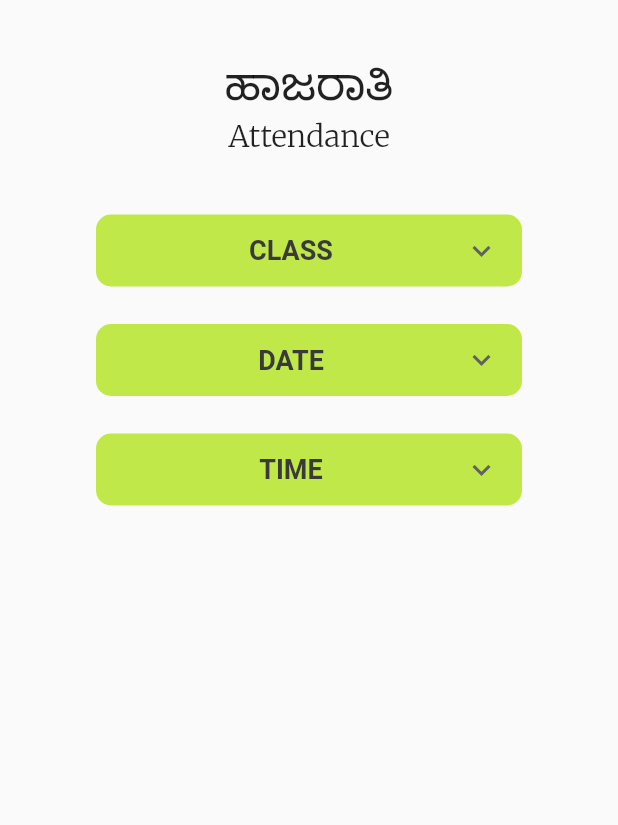
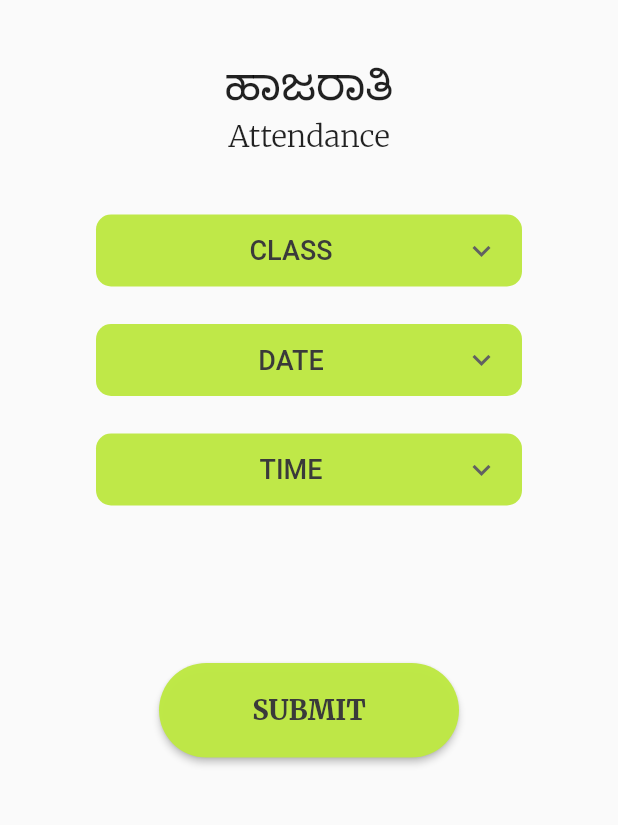
Before and after one commit to johnabhishektg/kcrss, a Flutter app: the MainMenu screen opened directly, after a tap on "ಹಾಜರಾತಿ", on a phone screen of 412 x 824 dp, the part 150-975 px from its top. Run offline on Flutter 3.47's test engine with Material 2 defaults, Android fonts, the phone set to English and light mode, and no system bars; our stand-ins replace google_fonts.

Commit message:
fixing the routing

```diff
--- a/lib/main.dart
+++ b/lib/main.dart
@@ -1,5 +1,7 @@
 import 'package:flutter/material.dart';
 import 'package:flutter/services.dart';
+import 'package:kcrss/screens/homepage/attendance.dart';
+import 'package:kcrss/screens/main_menu.dart';
 import '../screens/welcome.dart';
 import 'package:google_fonts/google_fonts.dart';
 
--- a/lib/screens/attandance.dart
+++ b/lib/screens/homepage/attendance.dart
@@ -1,6 +1,7 @@
 import 'package:flutter/material.dart';
-import '../constants/colors.dart';
-import '../widgets/nav_header.dart';
+import 'package:kcrss/screens/homepage/attendance_list.dart';
+import '../../constants/colors.dart';
+import '../../widgets/nav_header.dart';
 
 const List<String> classList = <String>['CLASS', '6th', '7th', '8th', '9th'];
 const List<String> dateList = <String>['DATE', '6th', '7th', '8th', '9th'];
@@ -90,7 +91,7 @@ class _AttandanceState extends State<ClassAttandance> {
                     dropdownColor: darkLime,
                     style: const TextStyle(
                       color: tdBlack,
-                      fontWeight: FontWeight.w600,
+                      fontWeight: FontWeight.w500,
                       fontSize: 18,
                     ),
                     //alignment: Alignment.center,
@@ -131,7 +132,7 @@ class _AttandanceState extends State<ClassAttandance> {
                     dropdownColor: darkLime,
                     style: const TextStyle(
                       color: tdBlack,
-                      fontWeight: FontWeight.w600,
+                      fontWeight: FontWeight.w500,
                       fontSize: 18,
                     ),
                     //alignment: Alignment.center,
@@ -172,7 +173,7 @@ class _AttandanceState extends State<ClassAttandance> {
                     dropdownColor: darkLime,
                     style: const TextStyle(
                       color: tdBlack,
-                      fontWeight: FontWeight.w600,
+                      fontWeight: FontWeight.w500,
                       fontSize: 18,
                     ),
                     //alignment: Alignment.center,
@@ -192,7 +193,42 @@ class _AttandanceState extends State<ClassAttandance> {
                   ),
                 ),
               ),
+
+              Container(
+                padding: EdgeInsets.only(top: 80),
+                child: ElevatedButton(
+                  onPressed: () {
+                    Navigator.push(
+                      context,
+                      MaterialPageRoute(
+                          builder: (context) => const AttendanceList()),
+                    );
+                  },
+                  style: ButtonStyle(
+                    backgroundColor: MaterialStateProperty.all(darkLime),
+                    foregroundColor: MaterialStateProperty.all(tdBlack),
+                    padding: MaterialStateProperty.all(
+                      EdgeInsets.all(20),
+                    ),
+                    shape: MaterialStateProperty.all(
+                      RoundedRectangleBorder(
+                          borderRadius: BorderRadius.circular(50)),
+                    ),
+                    minimumSize: MaterialStateProperty.all(const Size(200, 30)),
+                  ),
+                  child: Text(
+                    "SUBMIT",
+                    textAlign: TextAlign.center,
+                    style: TextStyle(
+                      fontSize: 18,
+                      fontWeight: FontWeight.w800,
+                    ),
+                  ),
+                ),
+              ),
             ],
+
+            //SUBMIT
           ),
         ],
       ),
--- /dev/null
+++ b/lib/screens/homepage/attendance_list.dart
@@ -0,0 +1,20 @@
+import 'package:flutter/material.dart';
+import 'package:flutter/src/widgets/framework.dart';
+import 'package:flutter/src/widgets/placeholder.dart';
+
+import '../../widgets/nav_header.dart';
+
+class AttendanceList extends StatelessWidget {
+  const AttendanceList({super.key});
+
+  @override
+  Widget build(BuildContext context) {
+    return Scaffold(
+      appBar: PreferredSize(
+        preferredSize: Size.fromHeight(100),
+        child: NavHeader(context),
+      ),
+      body: Container(),
+    );
+  }
+}
--- a/lib/screens/main_menu.dart
+++ b/lib/screens/main_menu.dart
@@ -1,6 +1,5 @@
 import 'package:flutter/material.dart';
 import 'package:kcrss/widgets/home_button.dart';
-import '../screens/attandance.dart';
 import '../constants/colors.dart';
 import '../widgets/nav_header.dart';
 import '../widgets/title_header.dart';
@@ -12,11 +11,11 @@ class MainMenu extends StatelessWidget {
   Widget build(BuildContext context) {
     return Scaffold(
       appBar: PreferredSize(
-        preferredSize: Size.fromHeight(100),
+        preferredSize: const Size.fromHeight(100),
         child: NavHeader(context),
       ),
       body: Container(
-        padding: EdgeInsets.all(20),
+        padding: const EdgeInsets.all(20),
         alignment: Alignment.topCenter,
         child: Column(
           mainAxisAlignment: MainAxisAlignment.center,
@@ -41,6 +40,7 @@ class MainMenu extends StatelessWidget {
                   textColor: tdBlack,
                   engText: 'Attendance',
                   kanText: 'ಹಾಜರಾತಿ',
+                  pressBtn: 'attendance',
                 ),
 
                 // PROGRESS REPORT
@@ -48,16 +48,18 @@ class MainMenu extends StatelessWidget {
                   bgColor: red,
                   textColor: tdBlack,
                   engText: 'Progress Report',
-                    kanText: 'ಪ್ರಗತಿ ಪತ್ರ'),
+                  kanText: 'ಪ್ರಗತಿ ಪತ್ರ',
+                  pressBtn: 'progress',
+                ),
 
                 // GALLERY
                 HomeBtn(
                   bgColor: violet,
                   textColor: tdBlack,
                   engText: 'Gallery',
-                    kanText: 'ಗ್ಯಾಲರಿ'),
-//                 "ಗ್ಯಾಲರಿ"
-// "Gallery"
+                  kanText: 'ಗ್ಯಾಲರಿ',
+                  pressBtn: 'gallery',
+                ),
               ],
             ),
           ],
--- a/lib/widgets/home_button.dart
+++ b/lib/widgets/home_button.dart
@@ -1,19 +1,21 @@
 import 'package:flutter/material.dart';
 import '../constants/colors.dart';
-import '../screens/attandance.dart';
+import '../screens/homepage/attendance.dart';
 
 class HomeBtn extends StatelessWidget {
   final Color bgColor;
   final Color textColor;
   final String engText;
   final String kanText;
+  String pressBtn;
 
-  const HomeBtn({
+  HomeBtn({
     super.key,
     required this.bgColor,
     required this.textColor,
     required this.engText,
     required this.kanText,
+    required this.pressBtn,
   });
 
   @override
@@ -22,14 +24,17 @@ class HomeBtn extends StatelessWidget {
       padding: EdgeInsets.only(top: 32),
       child: ElevatedButton(
         onPressed: () {
-          Navigator.push(
-            context,
-            MaterialPageRoute(builder: (context) => const Attendance()),
-          );
+          // Navigator.pushReplacementNamed(context, 'attendence');
+          if (pressBtn == 'attendance') {
+            Navigator.push(
+              context,
+              MaterialPageRoute(builder: (context) => const Attendance()),
+            );
+          }
         },
         style: ButtonStyle(
           backgroundColor: MaterialStateProperty.all(bgColor),
-          foregroundColor: MaterialStateProperty.all(tdBlack),
+          foregroundColor: MaterialStateProperty.all(textColor),
           padding: MaterialStateProperty.all(
             EdgeInsets.all(20),
           ),
@@ -42,15 +47,15 @@ class HomeBtn extends StatelessWidget {
         ),
         child: Column(
           children: [
-            const Text(
-              "ಹಾಜರಾತಿ",
+            Text(
+              kanText,
               style: TextStyle(
                 fontSize: 30,
                 fontWeight: FontWeight.w500,
               ),
             ),
-            const Text(
-              "Attendance",
+            Text(
+              engText,
               style: TextStyle(
                 fontSize: 15,
                 fontWeight: FontWeight.w400,
```
Also changed, not shown: lib/screens/welcome.dart (+0 -28 lines). Lines whose indentation alone changed are shown as unchanged.
